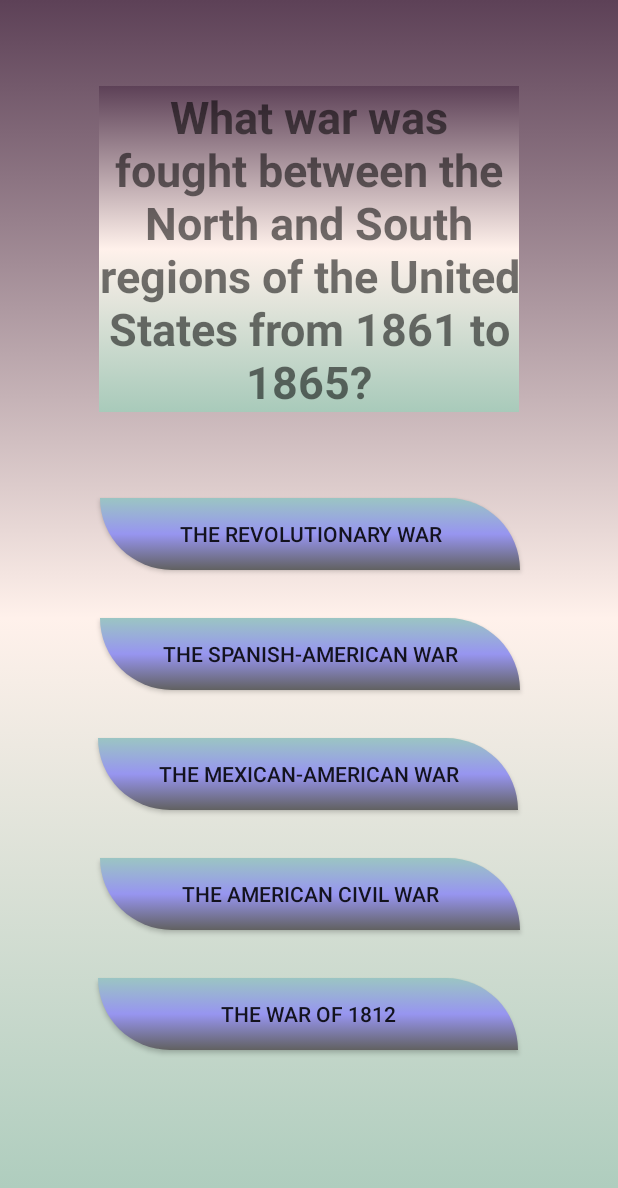
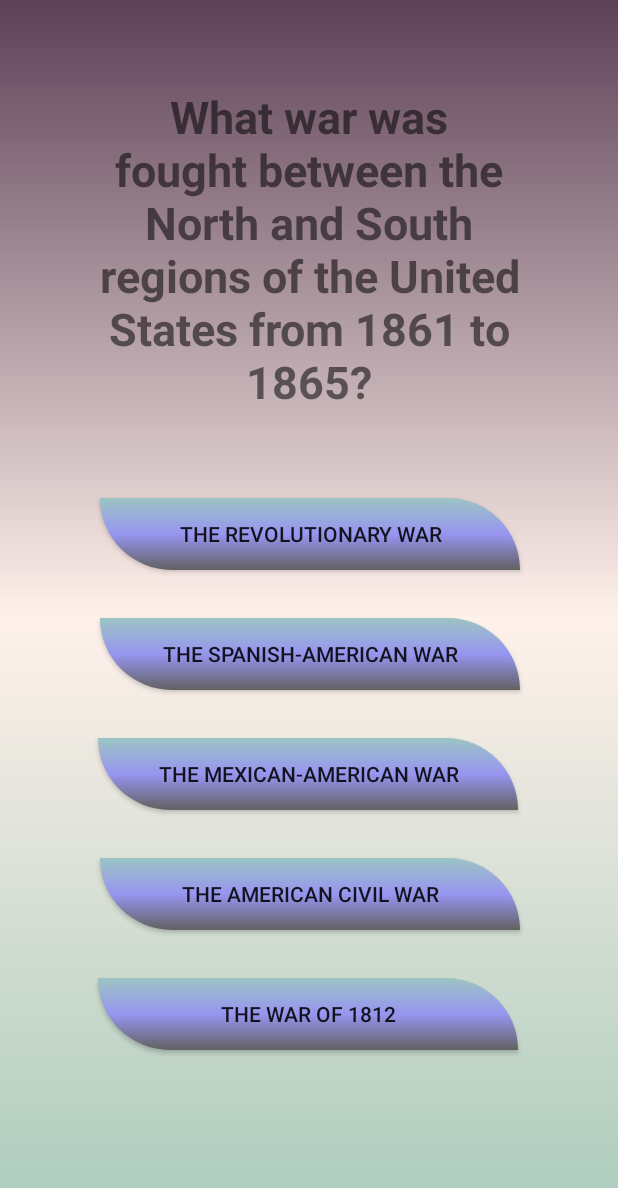
Before and after one commit to Yassineka99/Quizz_Mobile_App, an Android app: the Hi4 screen opened directly, with no data from a screen before it, on a phone screen of 412 x 824 dp. Shown: the top 1188 px of the screen. Run offline under Robolectric (Android 15) with nearby library versions, the phone set to English and light mode, and no system bars.

Commit message:
Design changing

```diff
--- a/app/src/main/res/layout/activity_hi3.xml
+++ b/app/src/main/res/layout/activity_hi3.xml
@@ -18,7 +18,7 @@
         app:layout_constraintBottom_toTopOf="@+id/Greeks"
         app:layout_constraintEnd_toEndOf="parent"
         app:layout_constraintStart_toStartOf="parent"
-        android:background="@drawable/design"
+
         app:layout_constraintTop_toTopOf="parent">
 
     </TextView>
--- a/app/src/main/res/layout/activity_hi4.xml
+++ b/app/src/main/res/layout/activity_hi4.xml
@@ -18,7 +18,7 @@
         app:layout_constraintBottom_toTopOf="@+id/Revolutionary"
         app:layout_constraintEnd_toEndOf="parent"
         app:layout_constraintStart_toStartOf="parent"
-        android:background="@drawable/design"
+
         app:layout_constraintTop_toTopOf="parent">
 
     </TextView>
--- a/app/src/main/res/layout/activity_hi5.xml
+++ b/app/src/main/res/layout/activity_hi5.xml
@@ -18,7 +18,7 @@
         app:layout_constraintBottom_toTopOf="@+id/Augustus"
         app:layout_constraintEnd_toEndOf="parent"
         app:layout_constraintStart_toStartOf="parent"
-        android:background="@drawable/design"
+
         app:layout_constraintTop_toTopOf="parent">
 
     </TextView>
--- a/app/src/main/res/layout/activity_it5.xml
+++ b/app/src/main/res/layout/activity_it5.xml
@@ -4,6 +4,7 @@
     xmlns:tools="http://schemas.android.com/tools"
     android:id="@+id/main"
     android:layout_width="match_parent"
+    android:background="@drawable/design"
     android:layout_height="match_parent"
     tools:context=".IT5">
     <TextView
```
